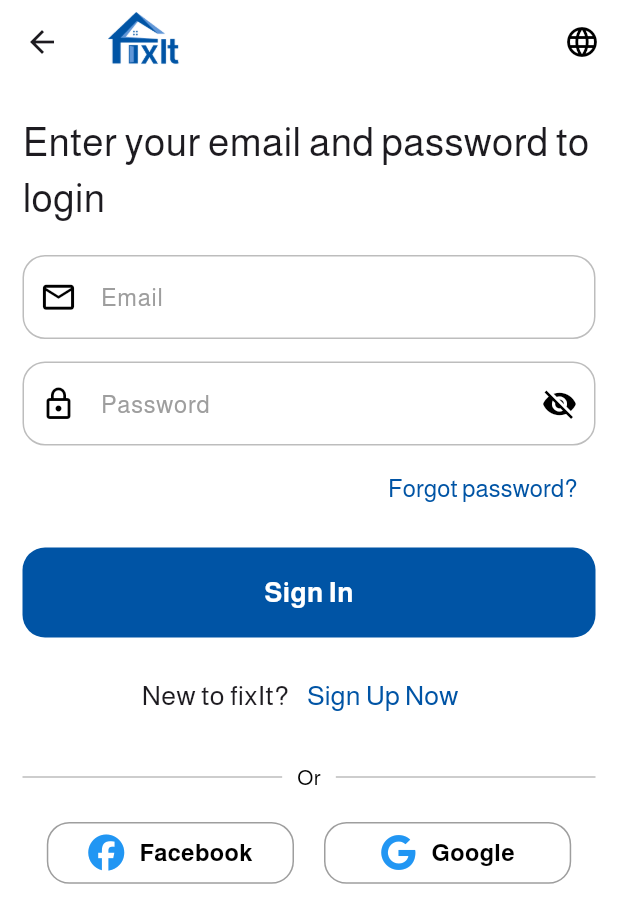
After one commit to ahmedas3d/FixIt-App-home-service-, a Flutter app: the SignInScreen screen opened directly, on a phone screen of 412 x 824 dp. The commit adds this screen. Shown: the top 923 px of the screen. Run offline on Flutter 3.47's test engine with Material 3 defaults, Android fonts, the phone set to English and light mode, and no system bars; our stand-ins replace font_awesome_flutter, smooth_page_indicator.

Commit message:
create sign in screen and change icon app

```diff
--- a/lib/app.dart
+++ b/lib/app.dart
@@ -7,6 +7,7 @@ class FixitApp extends StatelessWidget {
   @override
   Widget build(BuildContext context) {
     return MaterialApp(
+      theme: ThemeData(fontFamily: 'Almarai'),
       debugShowCheckedModeBanner: false,
       home: OnboardingScreen(),
     );
--- /dev/null
+++ b/lib/core/widgets/custom_button.dart
@@ -0,0 +1,34 @@
+import 'package:flutter/material.dart';
+
+Widget customButton({
+  required String title,
+  required VoidCallback onTap,
+  required Color color,
+  required Color textColor,
+  double textSize = 16,
+  Color? borderColor,
+  double size = 50,
+}) {
+  return GestureDetector(
+    onTap: onTap,
+    child: Container(
+      height: size,
+      width: double.infinity,
+      decoration: BoxDecoration(
+        color: color,
+        borderRadius: BorderRadius.circular(15),
+        border: Border.all(color: borderColor ?? Colors.transparent, width: 2),
+      ),
+      child: Center(
+        child: Text(
+          title,
+          style: TextStyle(
+            color: textColor,
+            fontSize: textSize,
+            fontWeight: FontWeight.bold,
+          ),
+        ),
+      ),
+    ),
+  );
+}
--- /dev/null
+++ b/lib/features/auth/presentation/screens/SignIn_screen.dart
@@ -0,0 +1,100 @@
+import 'package:fixit_app/features/auth/presentation/widgets/SignIn_form.dart';
+import 'package:fixit_app/features/auth/presentation/widgets/social_button.dart';
+import 'package:flutter/material.dart';
+import 'package:font_awesome_flutter/font_awesome_flutter.dart';
+
+class SignInScreen extends StatelessWidget {
+  const SignInScreen({super.key});
+
+  @override
+  Widget build(BuildContext context) {
+    return Scaffold(
+      backgroundColor: Colors.white,
+      appBar: AppBar(
+        backgroundColor: Colors.white,
+        elevation: 0,
+        title: Image.asset('assets/images/logo.png', height: 40),
+        actions: [
+          IconButton(
+            icon: Icon(Icons.language, color: Colors.black),
+            onPressed: () {},
+          ),
+        ],
+      ),
+      body: SafeArea(
+        child: Padding(
+          padding: const EdgeInsets.symmetric(horizontal: 15),
+          child: Column(
+            children: [
+              const SizedBox(height: 20),
+              const Text(
+                'Enter your email and password to login',
+                style: TextStyle(fontSize: 26),
+              ),
+              const SizedBox(height: 20),
+              // Sign in form
+              SignInForm(),
+              const SizedBox(height: 15),
+              Row(
+                mainAxisAlignment: MainAxisAlignment.center,
+                children: [
+                  const Text('New to fixIt?', style: TextStyle(fontSize: 18)),
+                  TextButton(
+                    onPressed: () {},
+                    child: const Text(
+                      'Sign Up Now',
+                      style: TextStyle(fontSize: 18, color: Color(0xff0054A5)),
+                    ),
+                  ),
+                ],
+              ),
+              SizedBox(height: 20),
+              Row(
+                children: [
+                  Expanded(
+                    child: Divider(
+                      color: Colors.grey[400],
+                      thickness: 1,
+                      endIndent: 10,
+                    ),
+                  ),
+                  Text("Or", style: TextStyle(color: Colors.black)),
+                  Expanded(
+                    child: Divider(
+                      color: Colors.grey[400],
+                      thickness: 1,
+                      indent: 10,
+                    ),
+                  ),
+                ],
+              ),
+              const SizedBox(height: 20),
+              Row(
+                mainAxisAlignment: MainAxisAlignment.center,
+                children: [
+                  SocialButton(
+                    title: 'Facebook',
+                    iconColor: Colors.blue,
+                    color: Colors.transparent,
+                    icon: FontAwesomeIcons.facebook,
+                    borderColor: Colors.grey,
+                    onTap: () {},
+                  ),
+                  const SizedBox(width: 20),
+                  SocialButton(
+                    title: 'Google',
+                    iconColor: Colors.blue,
+                    color: Colors.transparent,
+                    icon: FontAwesomeIcons.google,
+                    borderColor: Colors.grey,
+                    onTap: () {},
+                  ),
+                ],
+              ),
+            ],
+          ),
+        ),
+      ),
+    );
+  }
+}
--- /dev/null
+++ b/lib/features/auth/presentation/widgets/SignIn_form.dart
@@ -0,0 +1,57 @@
+import 'package:fixit_app/core/widgets/custom_button.dart';
+import 'package:fixit_app/features/auth/presentation/widgets/custom_password_from_field.dart';
+import 'package:fixit_app/features/auth/presentation/widgets/custom_text_form_field.dart';
+import 'package:flutter/material.dart';
+
+class SignInForm extends StatelessWidget {
+  SignInForm({super.key});
+
+  GlobalKey<FormState> formSignInKey = GlobalKey<FormState>();
+  final TextEditingController emailController = TextEditingController();
+  final TextEditingController passwordController = TextEditingController();
+
+  @override
+  Widget build(BuildContext context) {
+    return Form(
+      key: formSignInKey,
+      child: Column(
+        mainAxisSize: MainAxisSize.min,
+        crossAxisAlignment: CrossAxisAlignment.end,
+        children: [
+          CustomTextField(
+            controller: emailController,
+            label: 'Email',
+            hint: 'Enter your email',
+            icon: Icons.email_outlined,
+            keyboardType: TextInputType.emailAddress,
+          ),
+          const SizedBox(height: 15),
+          CustomPasswordField(
+            controller: passwordController,
+            label: 'Password',
+            hint: 'Enter your password',
+          ),
+          const SizedBox(height: 5),
+          TextButton(
+            onPressed: () {},
+            child: Text(
+              'Forgot password?',
+              style: TextStyle(color: Color(0xff0054A5), fontSize: 16),
+            ),
+          ),
+          const SizedBox(height: 15),
+          customButton(
+            color: Color(0xff0054A5),
+            textColor: Colors.white,
+            title: 'Sign In',
+            onTap: () {
+              if (formSignInKey.currentState?.validate() ?? false) {}
+            },
+            size: 60,
+            textSize: 18,
+          ),
+        ],
+      ),
+    );
+  }
+}
--- /dev/null
+++ b/lib/features/auth/presentation/widgets/custom_password_from_field.dart
@@ -0,0 +1,98 @@
+import 'package:flutter/material.dart';
+
+class PasswordValidator {
+  static String? validate(BuildContext context, String? value) {
+    if (value == null || value.isEmpty) return 'Please enter password';
+
+    const pattern = r'^(?=.*[A-Z])(?=.*[a-z])(?=.*\d)(?=.*[\W_]).{6,}$';
+    final regExp = RegExp(pattern);
+
+    if (!regExp.hasMatch(value)) {
+      return 'Password must contain at least 1 uppercase letter, 1 lowercase letter, 1 number and 1 special character';
+    }
+    return null;
+  }
+}
+
+class CustomPasswordField extends StatefulWidget {
+  final String label;
+  final String hint;
+  final bool initialObscure;
+  final TextEditingController? controller;
+  final ValueChanged<String>? onChanged;
+  final FormFieldValidator<String>? validator;
+  final InputDecoration? decoration;
+
+  const CustomPasswordField({
+    super.key,
+    required this.label,
+    required this.hint,
+    this.initialObscure = true,
+    this.controller,
+    this.onChanged,
+    this.validator,
+    this.decoration,
+  });
+
+  @override
+  State<CustomPasswordField> createState() => _CustomPasswordFieldState();
+}
+
+class _CustomPasswordFieldState extends State<CustomPasswordField> {
+  late bool _isObscured;
+  final _defaultBorder = OutlineInputBorder(
+    borderRadius: BorderRadius.circular(15),
+    borderSide: BorderSide(color: Colors.grey[400]!, width: 1),
+  );
+
+  @override
+  void initState() {
+    super.initState();
+    _isObscured = widget.initialObscure;
+  }
+
+  @override
+  Widget build(BuildContext context) {
+    return TextFormField(
+      controller: widget.controller,
+      obscureText: _isObscured,
+      onChanged: widget.onChanged,
+      style: const TextStyle(color: Colors.black),
+      decoration: _buildDecoration(),
+      validator:
+          widget.validator ??
+          (value) => PasswordValidator.validate(context, value),
+    );
+  }
+
+  InputDecoration _buildDecoration() {
+    return InputDecoration(
+      label: Text(widget.label),
+      hintText: widget.hint,
+      prefixIcon: const Icon(Icons.lock_outline, color: Colors.black),
+      suffixIcon: _buildVisibilityToggle(),
+      enabledBorder: _defaultBorder,
+      focusedBorder: _defaultBorder,
+      errorBorder: _defaultBorder.copyWith(
+        borderSide: const BorderSide(color: Colors.red),
+      ),
+      focusedErrorBorder: _defaultBorder.copyWith(
+        borderSide: const BorderSide(color: Colors.red),
+      ),
+      labelStyle: const TextStyle(color: Colors.grey),
+      hintStyle: const TextStyle(color: Colors.grey, fontSize: 12),
+      errorStyle: const TextStyle(color: Colors.red, fontSize: 12),
+      errorMaxLines: 5,
+    ).applyDefaults(Theme.of(context).inputDecorationTheme);
+  }
+
+  Widget _buildVisibilityToggle() {
+    return IconButton(
+      icon: Icon(
+        _isObscured ? Icons.visibility_off : Icons.visibility,
+        color: Colors.black,
+      ),
+      onPressed: () => setState(() => _isObscured = !_isObscured),
+    );
+  }
+}
--- /dev/null
+++ b/lib/features/auth/presentation/widgets/custom_text_form_field.dart
@@ -0,0 +1,82 @@
+import 'package:flutter/material.dart';
+
+String? validateEmail(String? value) {
+  if (value == null || value.isEmpty) {
+    return 'Please enter your email';
+  }
+  // تعبير عادي للتحقق من تنسيق البريد الإلكتروني
+  final emailRegex = RegExp(r'^[\w-\.]+@([\w-]+\.)+[\w-]{2,4}$');
+  if (!emailRegex.hasMatch(value)) {
+    return 'Please enter a valid email (e.g., example@domain.com)';
+  }
+  return null;
+}
+
+class CustomTextField extends StatelessWidget {
+  final TextEditingController controller;
+  final String label;
+  final String hint;
+  final IconData icon;
+  final TextInputType keyboardType;
+  final bool obscureText;
+  final FormFieldValidator<String>? validator;
+  final int? maxLines;
+
+  static const _borderRadius = 15.0;
+  static const _borderWidth = 1.0;
+
+  const CustomTextField({
+    super.key,
+    required this.controller,
+    required this.label,
+    required this.hint,
+    required this.icon,
+    this.keyboardType = TextInputType.text,
+    this.obscureText = false,
+    this.validator,
+    this.maxLines = 1,
+  });
+
+  @override
+  Widget build(BuildContext context) {
+    return TextFormField(
+      controller: controller,
+      keyboardType: keyboardType,
+      obscureText: obscureText,
+      autocorrect: false,
+      style: const TextStyle(color: Colors.black),
+      decoration: _buildDecoration(),
+      maxLines: maxLines,
+      validator:
+          keyboardType == TextInputType.emailAddress
+              ? validateEmail
+              : (value) {
+                if (value == null || value.isEmpty) {
+                  return 'This field is required';
+                }
+                return null;
+              },
+    );
+  }
+
+  InputDecoration _buildDecoration() {
+    return InputDecoration(
+      label: Text(label),
+      hintText: hint,
+      prefixIcon: Icon(icon, color: Colors.black, size: 25),
+      labelStyle: const TextStyle(color: Colors.grey),
+      hintStyle: const TextStyle(color: Colors.grey),
+      enabledBorder: _buildBorder(Colors.grey[400]!),
+      focusedBorder: _buildBorder(Colors.grey),
+      errorBorder: _buildBorder(Colors.red),
+      focusedErrorBorder: _buildBorder(Colors.red),
+    );
+  }
+
+  OutlineInputBorder _buildBorder(Color color) {
+    return OutlineInputBorder(
+      borderRadius: BorderRadius.circular(_borderRadius),
+      borderSide: BorderSide(color: color, width: _borderWidth),
+    );
+  }
+}
--- /dev/null
+++ b/lib/features/auth/presentation/widgets/social_button.dart
@@ -0,0 +1,56 @@
+import 'package:flutter/material.dart';
+
+class SocialButton extends StatelessWidget {
+  final VoidCallback onTap;
+  final Color color;
+  final Color iconColor;
+  final IconData icon;
+  final Color? borderColor;
+  final String title;
+
+  const SocialButton({
+    super.key,
+    required this.onTap,
+    required this.color,
+    required this.iconColor,
+    required this.icon,
+    this.borderColor,
+    required this.title,
+  });
+
+  @override
+  Widget build(BuildContext context) {
+    double screenWidth = MediaQuery.of(context).size.width;
+    double screenHeight = MediaQuery.of(context).size.height;
+    return GestureDetector(
+      onTap: onTap,
+      child: Container(
+        height: screenHeight * 0.05,
+        width: screenWidth * 1 / 2.5,
+        decoration: BoxDecoration(
+          color: color,
+          borderRadius: BorderRadius.circular(15),
+          border: Border.all(
+            color: borderColor ?? Colors.transparent,
+            width: 1,
+          ),
+        ),
+        child: Row(
+          mainAxisAlignment: MainAxisAlignment.center,
+          children: [
+            Icon(icon, color: iconColor, size: 24),
+            const SizedBox(width: 10),
+            Text(
+              title,
+              style: TextStyle(
+                color: Colors.black,
+                fontSize: 16,
+                fontWeight: FontWeight.bold,
+              ),
+            ),
+          ],
+        ),
+      ),
+    );
+  }
+}
--- a/lib/features/onboarding&splash/presentation/screens/onboarding_screen.dart
+++ b/lib/features/onboarding&splash/presentation/screens/onboarding_screen.dart
@@ -1,3 +1,4 @@
+import 'package:fixit_app/features/auth/presentation/screens/SignIn_screen.dart';
 import 'package:fixit_app/features/onboarding&splash/presentation/widgets/onboarding_widget.dart';
 import 'package:flutter/material.dart';
 import 'package:smooth_page_indicator/smooth_page_indicator.dart';
@@ -75,7 +76,25 @@ class _OnboardingScreenState extends State<OnboardingScreen> {
                 right: 20,
                 child: TextButton(
                   onPressed: () {
-                    print("Skip pressed");
+                    Navigator.pushReplacement(
+                      context,
+                      PageRouteBuilder(
+                        pageBuilder:
+                            (context, animation, secondaryAnimation) =>
+                                SignInScreen(),
+                        transitionsBuilder: (
+                          context,
+                          animation,
+                          secondaryAnimation,
+                          child,
+                        ) {
+                          return FadeTransition(
+                            opacity: animation,
+                            child: child,
+                          );
+                        },
+                      ),
+                    );
                   },
                   child: Text(
                     "Skip",
@@ -112,7 +131,26 @@ class _OnboardingScreenState extends State<OnboardingScreen> {
                         curve: Curves.easeIn,
                       );
                     } else {
-                      print("Get Started pressed");
+                      // Navigate to the next screen
+                      Navigator.pushReplacement(
+                        context,
+                        PageRouteBuilder(
+                          pageBuilder:
+                              (context, animation, secondaryAnimation) =>
+                                  SignInScreen(),
+                          transitionsBuilder: (
+                            context,
+                            animation,
+                            secondaryAnimation,
+                            child,
+                          ) {
+                            return FadeTransition(
+                              opacity: animation,
+                              child: child,
+                            );
+                          },
+                        ),
+                      );
                     }
                   },
                   style: ElevatedButton.styleFrom(
```
Also changed, not shown: create_folders.dart (+5 -2 lines), pubspec.yaml (+23 -13 lines), assets/fonts/Almarai-Bold.ttf (added), assets/fonts/Almarai-ExtraBold.ttf (added), assets/fonts/Almarai-Light.ttf (added), assets/fonts/Almarai-Regular.ttf (added), assets/images/icon_app.png (added), assets/images/logo.png (renamed from assets/images/image_splash.png), lib/features/auth/presentation/screens/SignUp_screen.dart (added), lib/features/auth/presentation/widgets/SignUp_form.dart (added), pubspec.lock, 17 other files.
